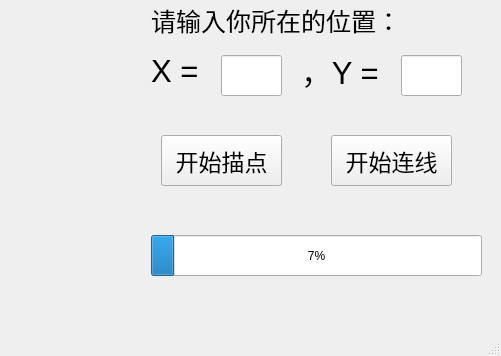
Above: mainwindow.ui from Arsener/tsp before the change; both pictures show x 429 to 930 and y 154 to 510 of the 930 by 510 pixel window. Below: the same form after it.
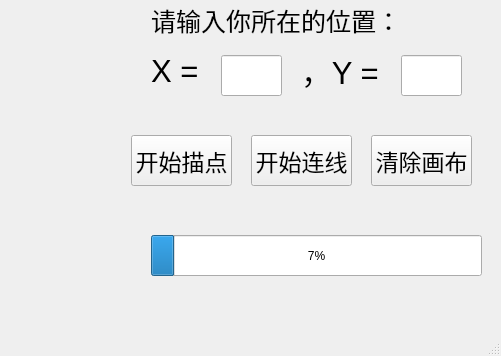
That is the form after the change. Custom widgets are drawn as their Qt base class.

What changed in the file:
```diff
--- a/mainwindow.ui
+++ b/mainwindow.ui
@@ -66,9 +66,9 @@
    <widget class="QPushButton" name="paintPointsButton">
     <property name="geometry">
      <rect>
-      <x>590</x>
+      <x>560</x>
       <y>270</y>
-      <width>121</width>
+      <width>101</width>
       <height>51</height>
      </rect>
     </property>
@@ -84,9 +84,9 @@
    <widget class="QPushButton" name="linkButton">
     <property name="geometry">
      <rect>
-      <x>760</x>
+      <x>680</x>
       <y>270</y>
-      <width>121</width>
+      <width>101</width>
       <height>51</height>
      </rect>
     </property>
@@ -360,6 +360,24 @@
      <number>7</number>
     </property>
    </widget>
+   <widget class="QPushButton" name="cleanButton">
+    <property name="geometry">
+     <rect>
+      <x>800</x>
+      <y>270</y>
+      <width>101</width>
+      <height>51</height>
+     </rect>
+    </property>
+    <property name="font">
+     <font>
+      <pointsize>17</pointsize>
+     </font>
+    </property>
+    <property name="text">
+     <string>清除画布</string>
+    </property>
+   </widget>
   </widget>
   <widget class="QStatusBar" name="statusBar"/>
   <widget class="QMenuBar" name="menuBar">
```
Left out of the diff: 15 changed lines with no effect on the pictures.
